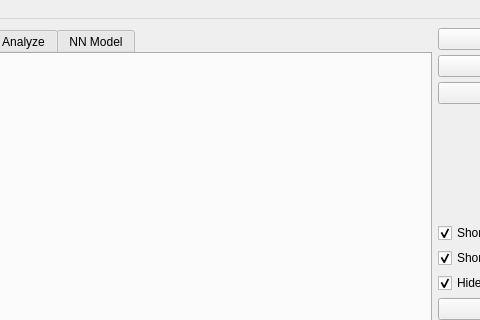
Before: the Qt Designer form twitter_analyzer/gui/GUI_QT.ui in GrzegorzKrug/TwitterAnalyzer, drawn with Qt 5; both pictures show x 251 to 731 and y 0 to 320 of the 1259 by 771 pixel window.
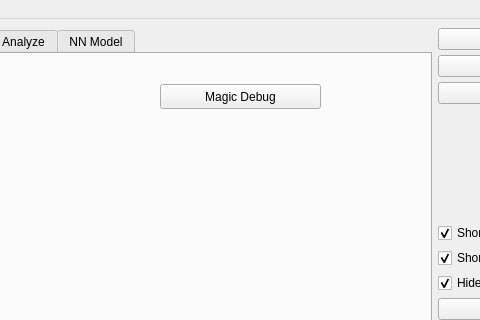
After: the same form once the commit is applied. The open tabs and pages were chosen to show the change.

```diff
--- a/twitter_analyzer/gui/GUI_QT.ui
+++ b/twitter_analyzer/gui/GUI_QT.ui
@@ -286,6 +286,19 @@
            <set>Qt::AlignCenter</set>
           </property>
          </widget>
+         <widget class="QPushButton" name="pushButton_Magic_Debug">
+          <property name="geometry">
+           <rect>
+            <x>400</x>
+            <y>30</y>
+            <width>161</width>
+            <height>25</height>
+           </rect>
+          </property>
+          <property name="text">
+           <string>Magic Debug</string>
+          </property>
+         </widget>
          <zorder>frame</zorder>
          <zorder>pushButton_delete100</zorder>
          <zorder>pushButton_delete500</zorder>
```
Left out of the diff: 3 changed lines with no effect on the pictures.
